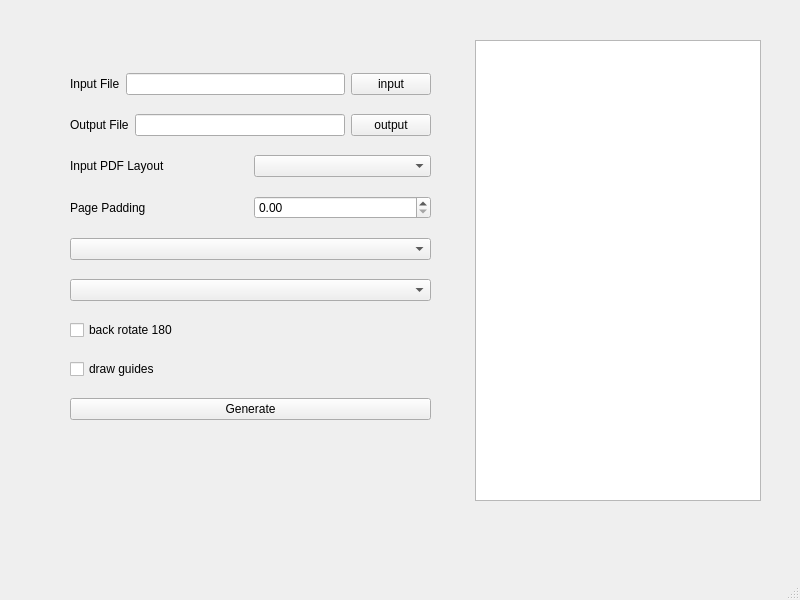
JulesSu111/pdf-cutstack-booklet, file src/pdf_booklet_app/ui/main_window.ui: the form before one commit.
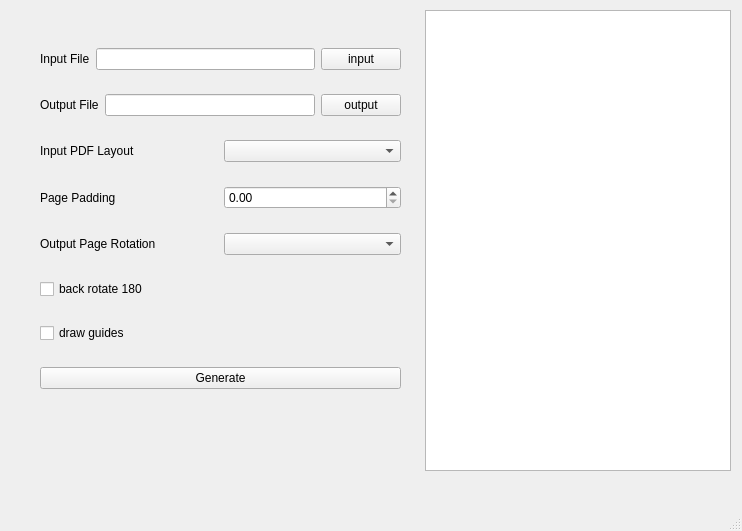
The form after the commit.

Commit message: Update GUI and app configuration

The edit to the form file:
```diff
--- a/src/pdf_booklet_app/ui/main_window.ui
+++ b/src/pdf_booklet_app/ui/main_window.ui
@@ -6,8 +6,8 @@
    <rect>
     <x>0</x>
     <y>0</y>
-    <width>800</width>
-    <height>600</height>
+    <width>742</width>
+    <height>531</height>
    </rect>
   </property>
   <property name="windowTitle">
@@ -17,13 +17,13 @@
    <widget class="QWidget" name="horizontalLayoutWidget_3">
     <property name="geometry">
      <rect>
-      <x>40</x>
-      <y>40</y>
+      <x>10</x>
+      <y>10</y>
       <width>721</width>
       <height>461</height>
      </rect>
     </property>
-    <layout class="QHBoxLayout" name="horizontalLayout_3" stretch="3,2">
+    <layout class="QHBoxLayout" name="horizontalLayout_3" stretch="4,3">
      <item>
       <widget class="QWidget" name="leftPanel" native="true">
        <widget class="QWidget" name="verticalLayoutWidget">
@@ -107,11 +107,19 @@
           </layout>
          </item>
          <item>
-          <widget class="QComboBox" name="comboOrderMode"/>
+          <layout class="QHBoxLayout" name="horizontalLayout_6">
+           <item>
+            <widget class="QLabel" name="label_5">
+             <property name="text">
+              <string>Output Page Rotation</string>
+             </property>
+            </widget>
          </item>
          <item>
           <widget class="QComboBox" name="comboRotate"/>
          </item>
+          </layout>
+         </item>
          <item>
           <widget class="QCheckBox" name="checkBackRotate180">
            <property name="text">
```
Left out of the diff: 2 changed lines with no effect on the pictures. Lines whose indentation alone changed are shown as unchanged. The commit also changes 4 other files.
